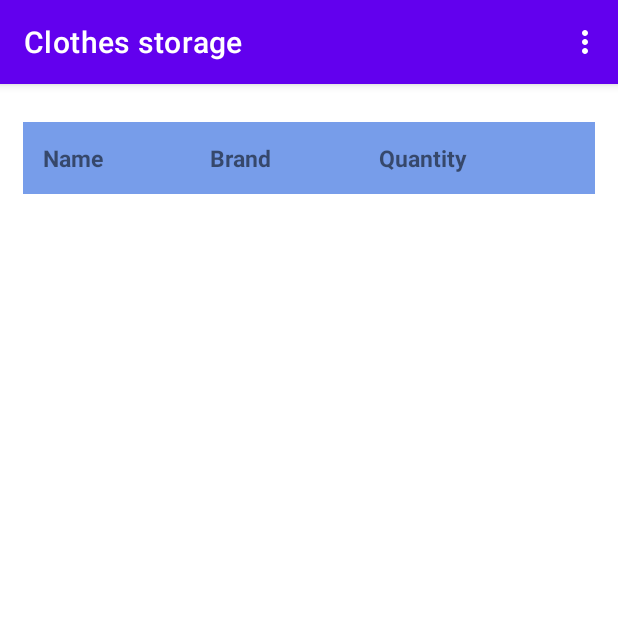
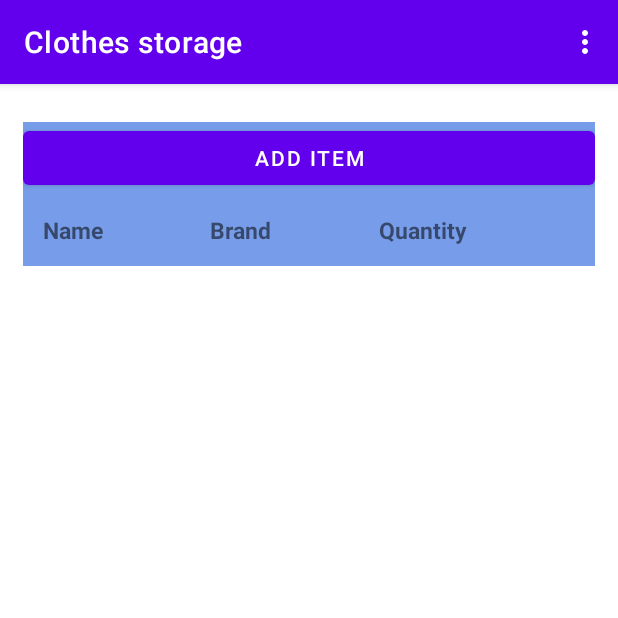
Before and after one commit to SilverRSt/CSCB763_project_F95672, an Android app: the tableContent screen opened directly, with no data from a screen before it, on a phone screen of 412 x 824 dp, the top half of it. Run offline under Robolectric (Android 15) with nearby library versions, the phone set to English and light mode, and no system bars.

Commit message:
button addItem

```diff
--- a/app/src/main/java/com/example/projetcparts_header_navigation/tableContent.java
+++ b/app/src/main/java/com/example/projetcparts_header_navigation/tableContent.java
@@ -9,7 +9,9 @@ import android.util.Log;
 import android.view.Menu;
 import android.view.MenuInflater;
 import android.view.MenuItem;
+import android.view.View;
 import android.view.ViewGroup;
+import android.widget.Button;
 import android.widget.TableLayout;
 import android.widget.TableRow;
 import android.widget.TextView;
@@ -24,6 +26,7 @@ import java.util.ArrayList;
 import java.util.List;
 
 public class tableContent extends AppCompatActivity {
+    private Button addButton;
     private databaseHelper databaseHelper;
     private SQLiteDatabase database;
     private final ViewGroup.LayoutParams tableRowDataParams = new TableRow.LayoutParams(ViewGroup.LayoutParams.WRAP_CONTENT, ViewGroup.LayoutParams.WRAP_CONTENT, 1);
@@ -32,8 +35,10 @@ public class tableContent extends AppCompatActivity {
     protected void onCreate(@Nullable Bundle savedInstanceState) {
         super.onCreate(savedInstanceState);
         setContentView(R.layout.table_content);
+
         this.databaseHelper = new databaseHelper(this);
         this.database = databaseHelper.getWritableDatabase();
+        this.setUpAddButton();
 
         //populate database with pre-made values
         this.databaseHelper.populateTable();
@@ -48,6 +53,17 @@ public class tableContent extends AppCompatActivity {
 
         TableLayout tableLayout = (TableLayout) findViewById(R.id.table_data);
         this.generateRows(tableLayout);
+    }
+
+    private void setUpAddButton() {
+        this.addButton = findViewById(R.id.add_id);
+        this.addButton.setOnClickListener(new View.OnClickListener() {
+            @Override
+            public void onClick(View v) {
+                Toast.makeText(getApplicationContext(), "Button clicked", Toast.LENGTH_SHORT).show();
+            }
+        });
+
     }
 
     public void generateRows(TableLayout tableLayout) {
--- /dev/null
+++ b/app/src/main/res/layout/add_item_layout.xml
@@ -0,0 +1,6 @@
+<?xml version="1.0" encoding="utf-8"?>
+<androidx.constraintlayout.widget.ConstraintLayout xmlns:android="http://schemas.android.com/apk/res/android"
+    android:layout_width="match_parent"
+    android:layout_height="match_parent">
+
+</androidx.constraintlayout.widget.ConstraintLayout>
--- a/app/src/main/res/layout/table_content.xml
+++ b/app/src/main/res/layout/table_content.xml
@@ -1,4 +1,5 @@
 <?xml version="1.0" encoding="utf-8"?>
+
 
 <TableLayout xmlns:android="http://schemas.android.com/apk/res/android"
     android:id="@+id/table_data"
@@ -8,12 +9,18 @@
     android:layout_marginHorizontal="15dp"
     android:background="@color/tableHeader">
 
+    <Button
+        android:id="@+id/add_id"
+        android:layout_height="wrap_content"
+        android:layout_width="wrap_content"
+        android:text="@string/addItemButtonText" />
+
     <TableRow android:padding="13dp">
         <TextView
             android:layout_height="wrap_content"
             android:layout_width="wrap_content"
             android:layout_weight="1"
-            android:text="Name"
+            android:text="@string/tableRowName"
             android:textSize="15sp"
             android:textStyle="bold">
         </TextView>
@@ -21,7 +28,7 @@
             android:layout_height="wrap_content"
             android:layout_width="wrap_content"
             android:layout_weight="1"
-            android:text="Brand"
+            android:text="@string/tableRowBrand"
             android:textSize="15sp"
             android:textStyle="bold">
         </TextView>
@@ -29,7 +36,7 @@
             android:layout_height="wrap_content"
             android:layout_width="wrap_content"
             android:layout_weight="1"
-            android:text="Quantity"
+            android:text="@string/tableRowQuantity"
             android:textSize="15sp"
             android:textStyle="bold">
         </TextView>
--- a/app/src/main/res/values/strings.xml
+++ b/app/src/main/res/values/strings.xml
@@ -1,4 +1,8 @@
 <resources>
     <string name="app_name">projetcParts_HEADER_NAVIGATION</string>
     <string name="rowDataTest">one</string>
+    <string name="addItemButtonText">add item</string>
+    <string name="tableRowName">Name</string>
+    <string name="tableRowBrand">Brand</string>
+    <string name="tableRowQuantity">Quantity</string>
 </resources>
```
Also changed, not shown: app/src/main/java/com/example/projetcparts_header_navigation/subMenuFragment.java (added, +12 -0 lines).
